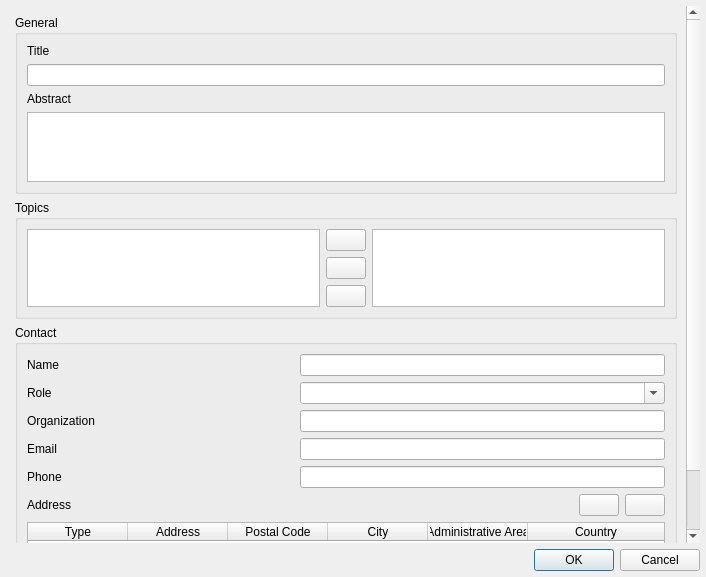
Old version of the form LDMP/gui/DlgDatasetMetadata.ui in the repository ConservationInternational/trends.earth.
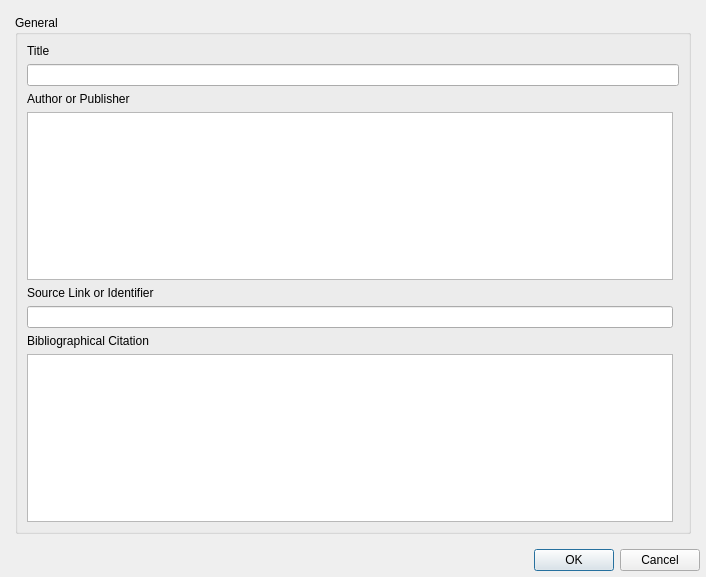
New version of the form. Custom widgets are drawn as their Qt base class.

Commit message: removed abstract and contact

```diff
--- a/LDMP/gui/DlgDatasetMetadata.ui
+++ b/LDMP/gui/DlgDatasetMetadata.ui
@@ -39,8 +39,8 @@
        <rect>
         <x>0</x>
         <y>0</y>
-        <width>680</width>
-        <height>624</height>
+        <width>694</width>
+        <height>532</height>
        </rect>
       </property>
       <layout class="QVBoxLayout" name="verticalLayout_2">
@@ -50,13 +50,41 @@
           <string>General</string>
          </property>
          <layout class="QGridLayout" name="gridLayout">
-          <item row="2" column="0" colspan="3">
+          <item row="9" column="0">
+           <widget class="QTextEdit" name="te_citation">
+            <property name="readOnly">
+             <bool>true</bool>
+            </property>
+           </widget>
+          </item>
+          <item row="2" column="0" colspan="2">
            <widget class="QLineEdit" name="le_title"/>
           </item>
-          <item row="3" column="0" colspan="2">
+          <item row="6" column="0">
+           <widget class="QLineEdit" name="le_source">
+            <property name="readOnly">
+             <bool>true</bool>
+            </property>
+           </widget>
+          </item>
+          <item row="3" column="0">
            <widget class="QLabel" name="label_2">
             <property name="text">
-             <string>Abstract</string>
+             <string>Author or Publisher</string>
+            </property>
+           </widget>
+          </item>
+          <item row="8" column="0">
+           <widget class="QLabel" name="label_3">
+            <property name="text">
+             <string>Bibliographical Citation</string>
+            </property>
+           </widget>
+          </item>
+          <item row="4" column="0">
+           <widget class="QTextEdit" name="te_author">
+            <property name="readOnly">
+             <bool>true</bool>
             </property>
            </widget>
           </item>
@@ -67,245 +95,10 @@
             </property>
            </widget>
           </item>
-          <item row="4" column="0" colspan="3">
-           <widget class="QTextEdit" name="te_abstract"/>
-          </item>
-         </layout>
-        </widget>
-       </item>
-       <item>
-        <widget class="QgsCollapsibleGroupBox" name="groupBox_2">
-         <property name="title">
-          <string>Topics</string>
-         </property>
-         <layout class="QGridLayout" name="gridLayout_2">
-          <item row="0" column="0" rowspan="3">
-           <widget class="QListView" name="lst_default_categories"/>
-          </item>
-          <item row="0" column="1">
-           <widget class="QPushButton" name="btn_add_default_category">
-            <property name="sizePolicy">
-             <sizepolicy hsizetype="Maximum" vsizetype="Fixed">
-              <horstretch>0</horstretch>
-              <verstretch>0</verstretch>
-             </sizepolicy>
-            </property>
-            <property name="toolTip">
-             <string>Add selected ISO categories to metadata</string>
-            </property>
+          <item row="5" column="0">
+           <widget class="QLabel" name="label_4">
             <property name="text">
-             <string/>
-            </property>
-           </widget>
-          </item>
-          <item row="0" column="2" rowspan="3">
-           <widget class="QListView" name="lst_categories"/>
-          </item>
-          <item row="1" column="1">
-           <widget class="QPushButton" name="btn_new_category">
-            <property name="toolTip">
-             <string>Add a new custom category to the metadata</string>
-            </property>
-            <property name="text">
-             <string/>
-            </property>
-           </widget>
-          </item>
-          <item row="2" column="1">
-           <widget class="QPushButton" name="btn_remove_category">
-            <property name="sizePolicy">
-             <sizepolicy hsizetype="Maximum" vsizetype="Fixed">
-              <horstretch>0</horstretch>
-              <verstretch>0</verstretch>
-             </sizepolicy>
-            </property>
-            <property name="toolTip">
-             <string>Remove selected categories from metadata</string>
-            </property>
-            <property name="text">
-             <string/>
-            </property>
-           </widget>
-          </item>
-         </layout>
-        </widget>
-       </item>
-       <item>
-        <widget class="QgsCollapsibleGroupBox" name="groupBox_3">
-         <property name="title">
-          <string>Contact</string>
-         </property>
-         <layout class="QGridLayout" name="gridLayout_3" rowstretch="0,0,0,0,0,0,0,0,0,0,0">
-          <item row="9" column="0">
-           <widget class="QLabel" name="label_10">
-            <property name="sizePolicy">
-             <sizepolicy hsizetype="Expanding" vsizetype="Preferred">
-              <horstretch>0</horstretch>
-              <verstretch>0</verstretch>
-             </sizepolicy>
-            </property>
-            <property name="text">
-             <string>Address</string>
-            </property>
-           </widget>
-          </item>
-          <item row="9" column="1">
-           <spacer name="horizontalSpacer">
-            <property name="orientation">
-             <enum>Qt::Horizontal</enum>
-            </property>
-            <property name="sizeHint" stdset="0">
-             <size>
-              <width>40</width>
-              <height>20</height>
-             </size>
-            </property>
-           </spacer>
-          </item>
-          <item row="0" column="0">
-           <widget class="QLabel" name="label_5">
-            <property name="text">
-             <string>Name</string>
-            </property>
-           </widget>
-          </item>
-          <item row="2" column="0">
-           <widget class="QLabel" name="label_6">
-            <property name="text">
-             <string>Role</string>
-            </property>
-           </widget>
-          </item>
-          <item row="0" column="1" colspan="3">
-           <widget class="QLineEdit" name="le_contact_name">
-            <property name="sizePolicy">
-             <sizepolicy hsizetype="Preferred" vsizetype="Fixed">
-              <horstretch>0</horstretch>
-              <verstretch>0</verstretch>
-             </sizepolicy>
-            </property>
-           </widget>
-          </item>
-          <item row="7" column="0">
-           <widget class="QLabel" name="label_9">
-            <property name="text">
-             <string>Phone</string>
-            </property>
-           </widget>
-          </item>
-          <item row="7" column="1" colspan="3">
-           <widget class="QLineEdit" name="le_contact_phone"/>
-          </item>
-          <item row="10" column="0" colspan="4">
-           <widget class="QTableWidget" name="tbl_addresses">
-            <property name="selectionMode">
-             <enum>QAbstractItemView::SingleSelection</enum>
-            </property>
-            <property name="selectionBehavior">
-             <enum>QAbstractItemView::SelectRows</enum>
-            </property>
-            <attribute name="horizontalHeaderStretchLastSection">
-             <bool>true</bool>
-            </attribute>
-            <column>
-             <property name="text">
-              <string>Type</string>
-             </property>
-             <property name="toolTip">
-              <string>Type of address, e.g 'postal'</string>
-             </property>
-            </column>
-            <column>
-             <property name="text">
-              <string>Address</string>
-             </property>
-             <property name="toolTip">
-              <string>Free-form physical address component</string>
-             </property>
-            </column>
-            <column>
-             <property name="text">
-              <string>Postal Code</string>
-             </property>
-             <property name="toolTip">
-              <string>Postal (or ZIP) code</string>
-             </property>
-            </column>
-            <column>
-             <property name="text">
-              <string>City</string>
-             </property>
-             <property name="toolTip">
-              <string>City or locality name</string>
-             </property>
-            </column>
-            <column>
-             <property name="text">
-              <string>Administrative Area</string>
-             </property>
-             <property name="toolTip">
-              <string>Administrative area (state, province/territory, etc.)</string>
-             </property>
-            </column>
-            <column>
-             <property name="text">
-              <string>Country</string>
-             </property>
-             <property name="toolTip">
-              <string>Free-form country</string>
-             </property>
-            </column>
-           </widget>
-          </item>
-          <item row="9" column="3">
-           <layout class="QHBoxLayout" name="horizontalLayout">
-            <item>
-             <widget class="QPushButton" name="btn_add_address">
-              <property name="text">
-               <string/>
-              </property>
-             </widget>
-            </item>
-            <item>
-             <widget class="QPushButton" name="btn_remove_address">
-              <property name="text">
-               <string/>
-              </property>
-             </widget>
-            </item>
-           </layout>
-          </item>
-          <item row="2" column="1" colspan="3">
-           <widget class="QComboBox" name="cmb_contact_role">
-            <property name="editable">
-             <bool>true</bool>
-            </property>
-           </widget>
-          </item>
-          <item row="3" column="0">
-           <widget class="QLabel" name="label_7">
-            <property name="text">
-             <string>Organization</string>
-            </property>
-           </widget>
-          </item>
-          <item row="3" column="1" colspan="3">
-           <widget class="QLineEdit" name="le_contact_organisation"/>
-          </item>
-          <item row="4" column="0">
-           <widget class="QLabel" name="label_8">
-            <property name="text">
-             <string>Email</string>
-            </property>
-           </widget>
-          </item>
-          <item row="4" column="1" colspan="3">
-           <widget class="QLineEdit" name="le_contact_email">
-            <property name="sizePolicy">
-             <sizepolicy hsizetype="Expanding" vsizetype="Fixed">
-              <horstretch>0</horstretch>
-              <verstretch>0</verstretch>
-             </sizepolicy>
+             <string>Source Link or Identifier</string>
             </property>
            </widget>
           </item>
```
Left out of the diff: 14 changed lines with no effect on the pictures. The commit also changes 1 other file.
